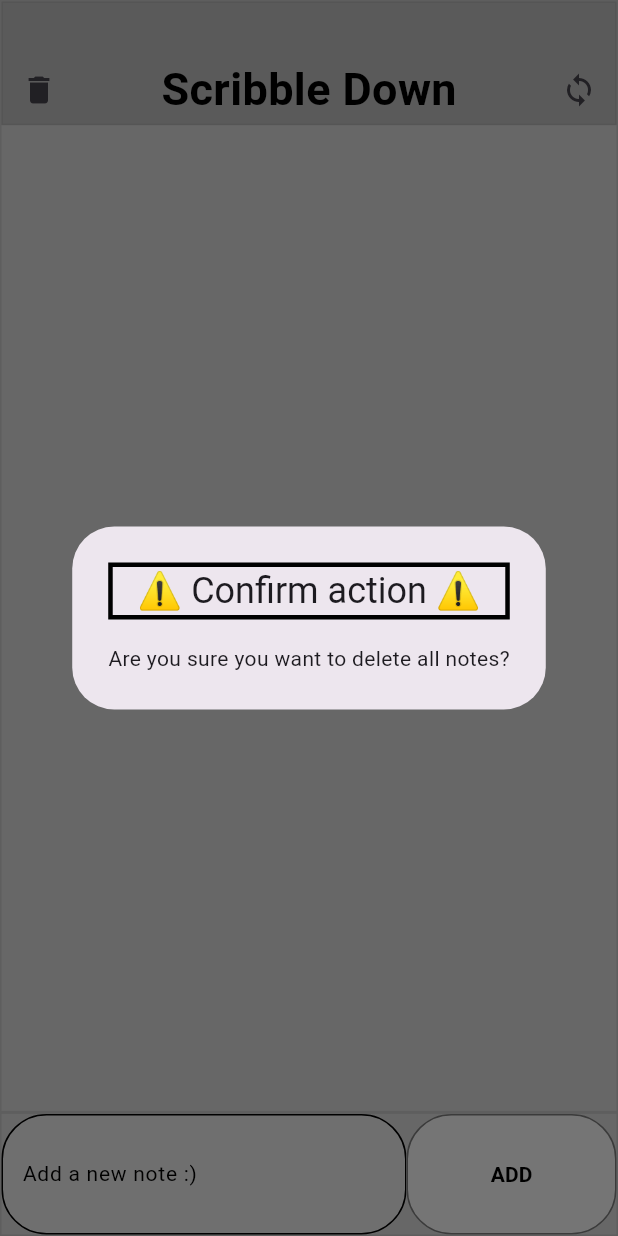
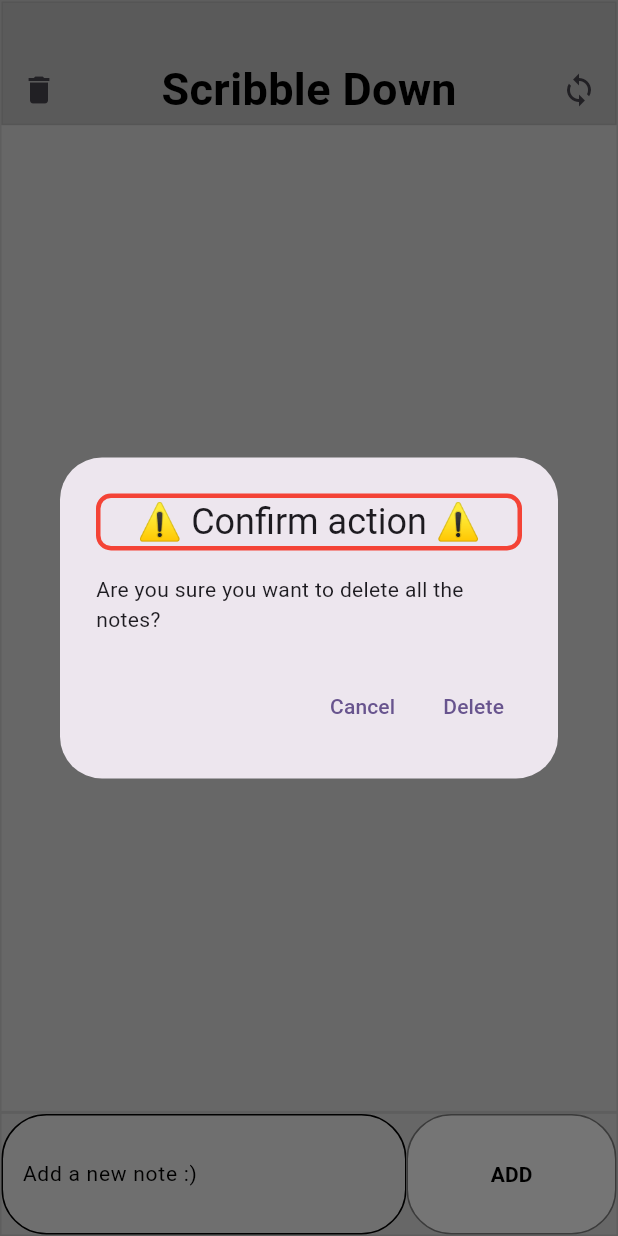
Before and after one commit to Symbian-Bro/chat_clone, a Flutter app: the screen it shows after launch, after a tap on the "delete" icon, on a phone screen of 412 x 824 dp. Run offline on Flutter 3.47's test engine with Material 3 defaults, Android fonts, the phone set to English and light mode, and no system bars.

Commit message:
feat: Implement confirmation dialog for deleting all notes
Introduced a confirmation dialog to prevent accidental deletion of all notes. When the user tries to delete all notes, a dialog now appears asking for confirmation.

Key changes:
- A new `dialog` function was created to build and show the `AlertDialog`.
- The `AlertDialog` now includes "Cancel" and "Delete" actions.
- The "Delete" action clears the `notes` list.
- The `delete` function was updated to call this new `dialog` function instead of showing a non-functional dialog.
- The `onPressed` and `onLongPress` events for the delete-all icon now correctly trigger this confirmation flow.

```diff
--- a/lib/homescreen.dart
+++ b/lib/homescreen.dart
@@ -29,20 +29,18 @@ class _HomeScreenState extends State<HomeScreen> {
     });
   }
 
-  void delete(int a) {
-    setState(() {
-      if (a == 1) {
-        notes.removeLast();
-      } else {
+  void dialog(){
     showDialog(
       context: context,
       builder: (BuildContext context) {
         return AlertDialog(
           title: Container(
             decoration: BoxDecoration(
+                borderRadius: BorderRadius.circular(10),
                 border: Border.all(
-                    color: Color(0xff000000),
+                  color: Colors.red,
                   width: 3,
+                  style: BorderStyle.solid,
                 )
             ),
             child: Text(
@@ -50,10 +48,36 @@ class _HomeScreenState extends State<HomeScreen> {
               textAlign: TextAlign.center,
             ),
           ),
-              content: Text("Are you sure you want to delete all notes?"),
+          content: Text("Are you sure you want to delete all the notes?"),
+          actions: [
+            TextButton(
+              onPressed: () {
+                Navigator.of(context).pop();
+              },
+              child: Text("Cancel"),
+            ),
+            TextButton(
+              onPressed: () {
+                setState(() {
+                  notes.clear();
+                  Navigator.of(context).pop();
+                });
+              },
+              child: Text("Delete"),
+            ),
+          ],
         );
       },
     );
+  }
+
+  void delete(int a) {
+    setState(() {
+      if (a == 1) {
+        notes.removeLast();
+      }
+      else{
+        dialog();
       }
     });
   }
@@ -110,10 +134,10 @@ class _HomeScreenState extends State<HomeScreen> {
                           children: [
                             IconButton(
                               onPressed: () {
-                                delete(2);
+                                delete(0);
                               },
                               onLongPress: () {
-                                delete(2);
+                                delete(0);
                               },
                               icon: Icon(Icons.delete),
                             ),
```
Lines whose indentation alone changed are shown as unchanged.
